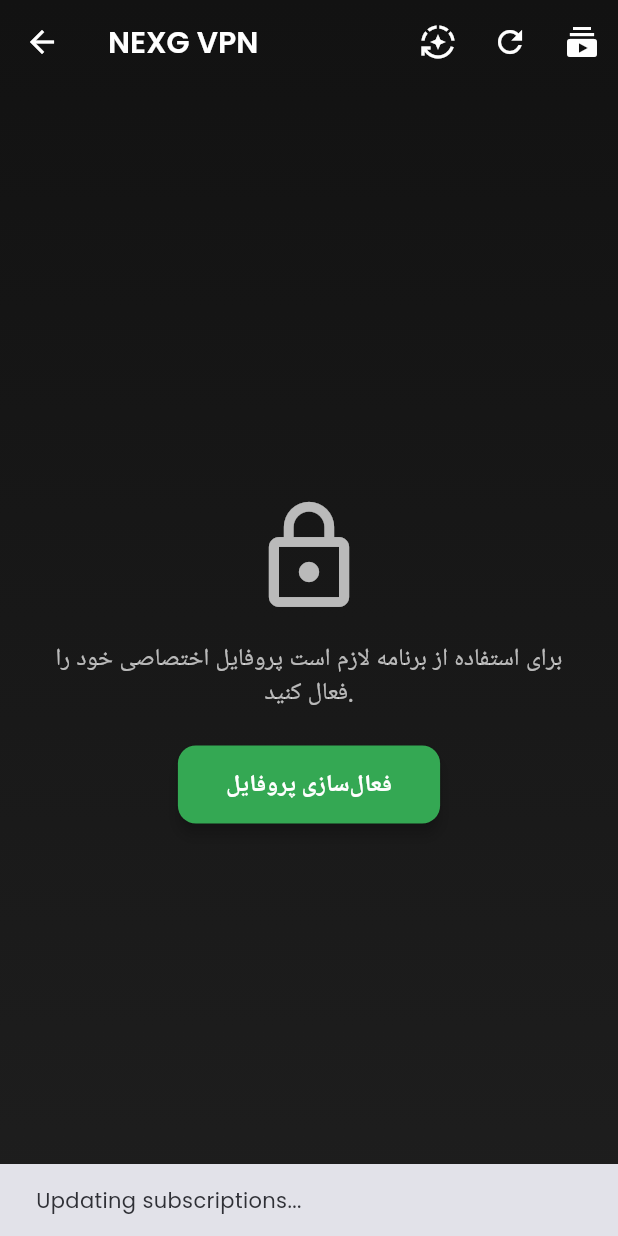
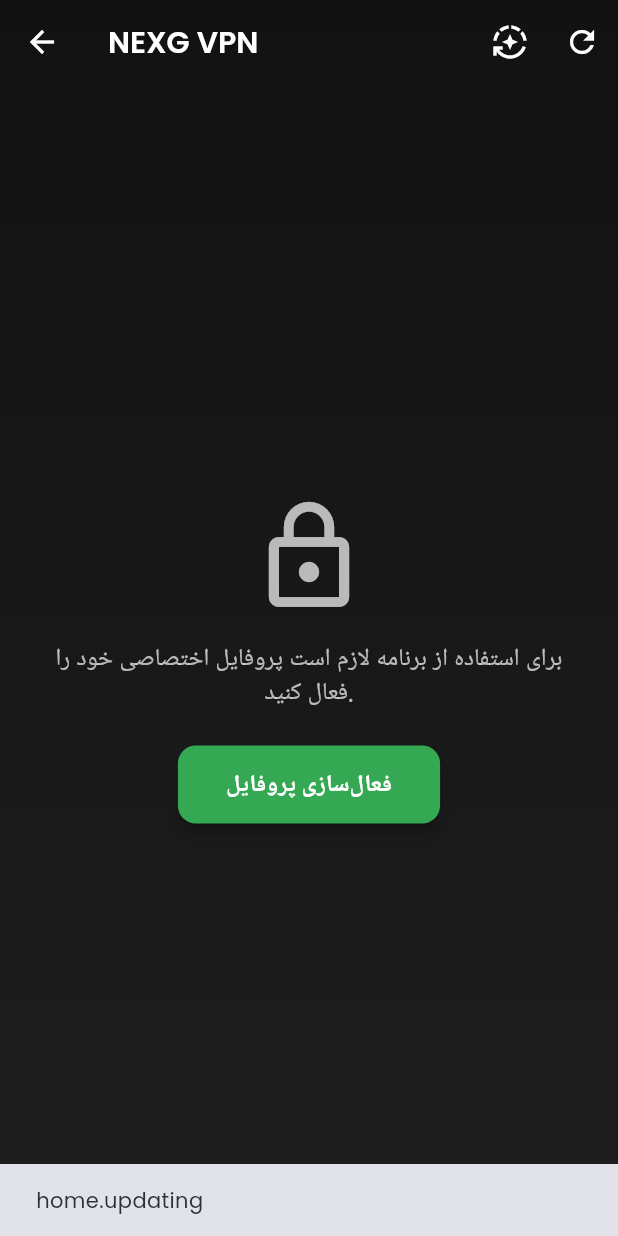
Before and after one commit to Amirchelios/NG-VPN, a Flutter app: the HomeScreen screen opened directly, after a tap on the "refresh" icon, on a phone screen of 412 x 824 dp. Run offline on Flutter 3.47's test engine with Material 3 defaults, Android fonts, the phone set to English and light mode, and no system bars; our stand-ins replace cached_network_image, dio, file_picker, flutter_animate, flutter_cache_manager, google_fonts and 5 more; missing offline and left inert: mobile_scanner; accounts and stored records are empty; network calls fail; project files that could hold a hidden picture were left out.

Commit message:
مراحل بعدی مربوط به پروفایل

```diff
--- a/lib/providers/telegram_proxy_provider.dart
+++ b/lib/providers/telegram_proxy_provider.dart
@@ -20,6 +20,9 @@
 
     try {
       _proxies = await _proxyService.fetchProxies();
+      if (_proxies.isEmpty) {
+        _errorMessage = 'هیچ پروکسی معتبر تلگرام پیدا نشد';
+      }
       _isLoading = false;
       notifyListeners();
     } catch (e) {
--- a/lib/providers/v2ray_provider.dart
+++ b/lib/providers/v2ray_provider.dart
@@ -187,6 +187,12 @@
   bool statusPingOnly = false;
   List<V2RayConfig> _configs = [];
   List<Subscription> _subscriptions = [];
+  // Filtered view (no shadowsocks / empty configs)
+  List<V2RayConfig> get filteredConfigs => _configs
+      .where((c) =>
+          c.configType.toLowerCase() != 'shadowsocks' &&
+          c.fullConfig.trim().isNotEmpty)
+      .toList();
   V2RayConfig? _selectedConfig;
   bool _isConnecting = false;
   bool _isLoading = false;
@@ -524,66 +530,39 @@
   Future<void> loadSubscriptions() async {
     _setLoading(true);
     try {
-      _subscriptions = await _v2rayService.loadSubscriptions();
-
-      // Debug information
-      debugPrint('Loaded ${_subscriptions.length} subscriptions');
-      for (var sub in _subscriptions) {
-        debugPrint('  Subscription: ${sub.name} with ${sub.configIds.length} configs');
-      }
-
-      // Create default subscription if no subscriptions exist
-      if (_subscriptions.isEmpty) {
-        final defaultSubscription = Subscription(
-          id: DateTime.now().millisecondsSinceEpoch.toString(),
-          name: 'Default Subscription',
-          url:
-              'https://raw.githubusercontent.com/darkvpnapp/CloudflarePlus/refs/heads/main/proxy',
-          lastUpdated: DateTime.now(),
-          configIds: [],
-        );
-        _subscriptions.add(defaultSubscription);
-        await _v2rayService.saveSubscriptions(_subscriptions);
-        debugPrint('Created default subscription');
-      }
-
-      // Ensure configs are loaded and match subscription config IDs
-      if (_configs.isEmpty) {
-        _configs = await _v2rayService.loadConfigs();
-        debugPrint('Loaded ${_configs.length} configs');
-      }
-
-      // Verify that all subscription config IDs exist in the configs list
-      // If not, it means the configs weren't properly saved or loaded
-      for (var subscription in _subscriptions) {
-        final configIds = subscription.configIds;
-        final existingConfigIds = _configs.map((c) => c.id).toSet();
-
-        debugPrint('Subscription "${subscription.name}" has ${configIds.length} config IDs, ${existingConfigIds.length} existing configs');
-
-        // Check if any config IDs in the subscription are missing from the configs list
-        final missingConfigIds = configIds
-            .where((id) => !existingConfigIds.contains(id))
-            .toList();
-
-        if (missingConfigIds.isNotEmpty) {
-          debugPrint(
-            'Warning: Found ${missingConfigIds.length} missing configs for subscription ${subscription.name}: $missingConfigIds',
-          );
-          // Update the subscription to remove missing config IDs
-          final updatedConfigIds = configIds
-              .where((id) => existingConfigIds.contains(id))
-              .toList();
-          final index = _subscriptions.indexWhere(
-            (s) => s.id == subscription.id,
-          );
-          if (index != -1) {
-            _subscriptions[index] = subscription.copyWith(
-              configIds: updatedConfigIds,
-            );
-            debugPrint('Updated subscription "${subscription.name}" to have ${updatedConfigIds.length} config IDs');
-          }
-        }
+      final resp = await http.get(
+        Uri.parse(
+          'https://raw.githubusercontent.com/Amirchelios/NG_manager/refs/heads/main/sl.txt',
+        ),
+      );
+      if (resp.statusCode != 200) {
+        _setError('Failed to fetch master subscription list');
+        _setLoading(false);
+        return;
+      }
+
+      final lines = resp.body
+          .split('\n')
+          .map((e) => e.trim())
+          .where((e) => e.isNotEmpty)
+          .toList();
+
+      _subscriptions = [
+        for (int i = 0; i < lines.length; i++)
+          Subscription(
+            id: 'master-$i',
+            name: 'Master ${i + 1}',
+            url: lines[i],
+            lastUpdated: DateTime.now(),
+            configIds: const [],
+          ),
+      ];
+
+      _configs.clear();
+
+      // Fetch each subscription sequentially (filtered inside updateSubscription)
+      for (final sub in _subscriptions) {
+        await updateSubscription(sub);
       }
 
       notifyListeners();
@@ -760,7 +739,14 @@
       final configs = await _v2rayService.parseSubscriptionUrl(
         subscription.url,
       );
-      if (configs.isEmpty) {
+      // Filter out shadowsocks / empty configs
+      final filtered = configs
+          .where((c) =>
+              c.configType.toLowerCase() != 'shadowsocks' &&
+              c.fullConfig.trim().isNotEmpty)
+          .toList();
+
+      if (filtered.isEmpty) {
         _setError('No valid configurations found in subscription');
         _isLoadingServers = false;
         notifyListeners();
@@ -776,9 +762,9 @@
       _configs.removeWhere((c) => subscription.configIds.contains(c.id));
 
       // Add new configs and display them immediately
-      _configs.addAll(configs);
-
-      final newConfigIds = configs.map((c) => c.id).toList();
+      _configs.addAll(filtered);
+
+      final newConfigIds = filtered.map((c) => c.id).toList();
 
       // Update subscription
       final index = _subscriptions.indexWhere((s) => s.id == subscription.id);
@@ -1319,45 +1305,28 @@
     return [...favs, ...rest];
   }
 
-  // Filtered list of ProxyCloud subscription configs excluding shadowsocks
-  List<V2RayConfig> _proxyCloudConfigs() {
-    final proxySub = _subscriptions.firstWhere(
-      (s) => s.name.toLowerCase().contains('proxycloud'),
-      orElse: () => Subscription(
-        id: '',
-        name: '',
-        url: '',
-        lastUpdated: DateTime.now(),
-        configIds: const [],
-      ),
-    );
-    if (proxySub.id.isEmpty) return [];
-    final ids = proxySub.configIds.toSet();
-    return _configs
-        .where(
-          (c) =>
-              ids.contains(c.id) &&
-              c.configType.toLowerCase() != 'shadowsocks' &&
-              c.fullConfig.trim().isNotEmpty,
-        )
-        .toList();
+  // Filtered list from all subscriptions (no shadowsocks)
+  List<V2RayConfig> _masterFilteredConfigs() {
+    final allIds = _subscriptions.expand((s) => s.configIds).toSet();
+    if (allIds.isEmpty) return filteredConfigs;
+    return filteredConfigs.where((c) => allIds.contains(c.id)).toList();
   }
 
   Future<AutoSelectResult> runSimpleAutoSelect({
     AutoSelectCancellationToken? cancellationToken,
     void Function(String message)? onStatusUpdate,
   }) async {
-    final proxyCloudConfigs = _proxyCloudConfigs();
-    if (proxyCloudConfigs.isEmpty) {
+    final master = _masterFilteredConfigs();
+    if (master.isEmpty) {
       return AutoSelectResult(
         selectedConfig: null,
         bestPing: null,
-        errorMessage: 'سرور معتبر در ساب ProxyCloud یافت نشد.',
+        errorMessage: 'سرور معتبر در ساب‌ها یافت نشد.',
       );
     }
 
     return AutoSelectUtil.runAutoSelect(
-      proxyCloudConfigs,
+      master,
       _v2rayService,
       onStatusUpdate: onStatusUpdate,
       cancellationToken: cancellationToken,
--- a/lib/screens/home_screen.dart
+++ b/lib/screens/home_screen.dart
@@ -15,7 +15,6 @@
 import '../services/v2ray_service.dart';
 import '../services/wallpaper_service.dart';
 import '../utils/auto_select_util.dart';
-import 'subscription_management_screen.dart';
 import 'profile_activation_screen.dart';
 
 class HomeScreen extends StatefulWidget {
@@ -453,13 +452,13 @@
                       ScaffoldMessenger.of(context).showSnackBar(
                         SnackBar(
                           content: Text(
-                            context.tr('home.updating_subscriptions'),
+                            context.tr('home.updating'),
                           ),
                         ),
                       );
 
-                      // Update all subscriptions instead of just fetching servers
-                      await provider.updateAllSubscriptions();
+                      // Subscriptions disabled
+                      // await provider.updateAllSubscriptions();
                       provider.fetchNotificationStatus();
 
                       // Show success message
@@ -467,7 +466,7 @@
                         ScaffoldMessenger.of(context).showSnackBar(
                           SnackBar(
                             content: Text(
-                              context.tr('home.subscriptions_updated'),
+                              context.tr('home.updated'),
                             ),
                           ),
                         );
@@ -479,19 +478,6 @@
                       }
                     },
                     tooltip: context.tr(TranslationKeys.homeRefresh),
-                  ),
-                  IconButton(
-                    icon: const Icon(Icons.subscriptions),
-                    onPressed: () {
-                      Navigator.push(
-                        context,
-                        MaterialPageRoute(
-                          builder: (context) =>
-                              const SubscriptionManagementScreen(),
-                        ),
-                      );
-                    },
-                    tooltip: context.tr(TranslationKeys.homeSubscriptions),
                   ),
                 ],
               ),
```
Also changed, not shown: lib/screens/main_navigation_screen.dart (+4 -22 lines), lib/screens/tools_screen.dart (+0 -31 lines), lib/services/telegram_proxy_service.dart (+8 -2 lines).
